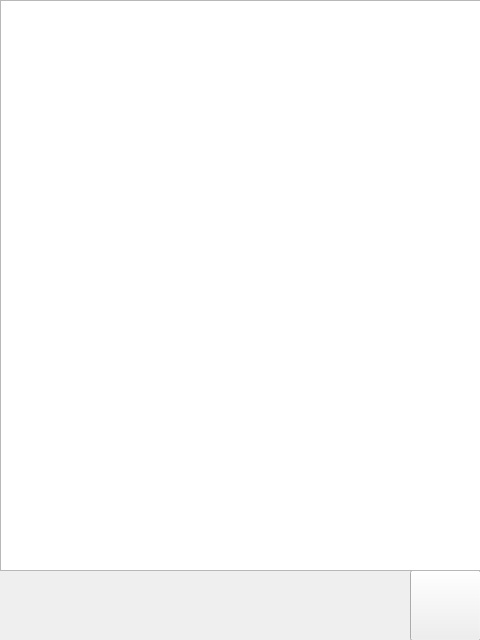
Before: the Qt Designer form board.ui in UI233/Crystal-and-Puzzle, drawn with Qt 5.
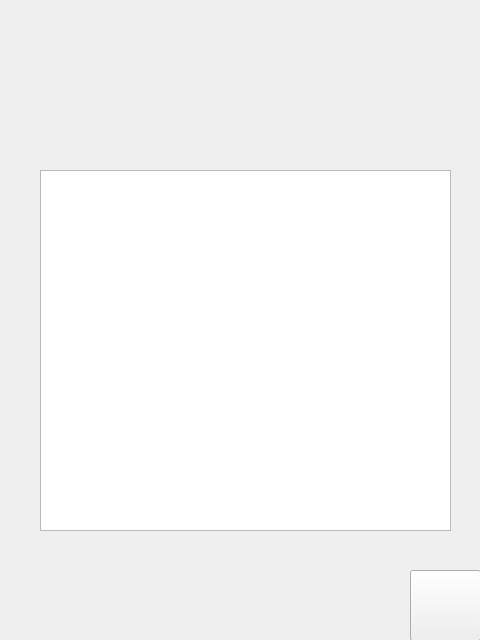
After: the same form once the commit is applied. Icons and pictures are not drawn.

Commit message:
board defination
补全了board类的定义，加入了按键的映射，加入了显示帮助文档和高分榜的代码。（需要额外外部文件，还未测试）

Patch:
```diff
--- a/board.ui
+++ b/board.ui
@@ -32,10 +32,10 @@
   <widget class="QTextBrowser" name="textBrowser">
    <property name="geometry">
     <rect>
-     <x>0</x>
-     <y>0</y>
-     <width>491</width>
-     <height>571</height>
+     <x>40</x>
+     <y>170</y>
+     <width>411</width>
+     <height>361</height>
     </rect>
    </property>
   </widget>
```
Left out of the diff: 2 changed lines with no effect on the pictures. The commit also changes 6 other files.
